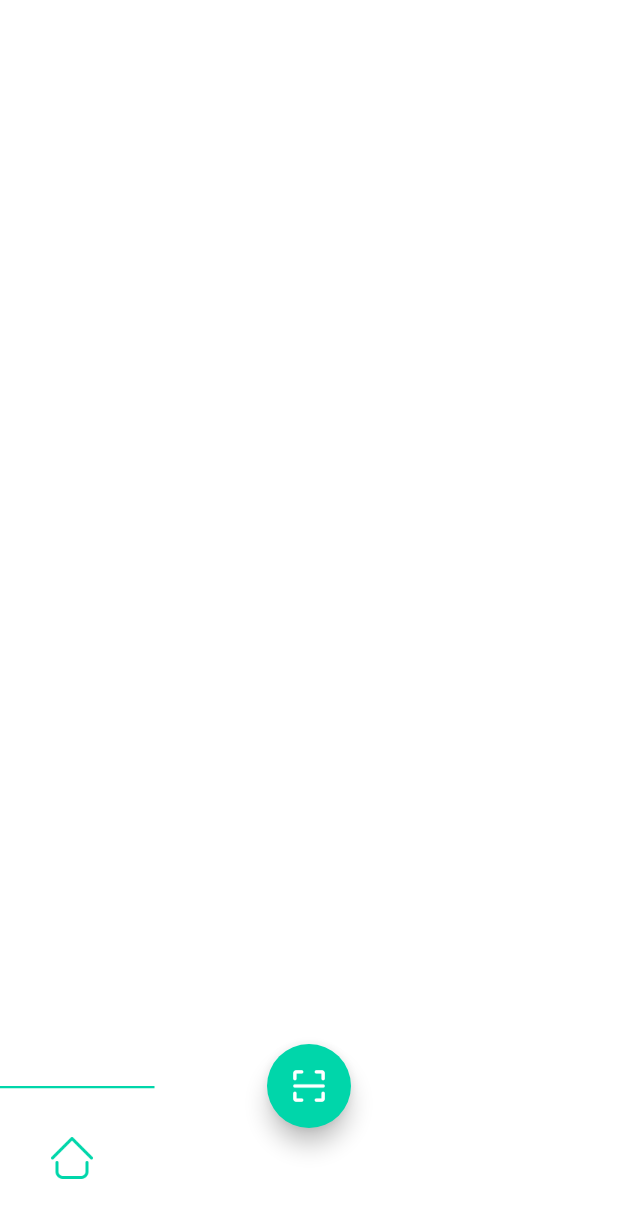
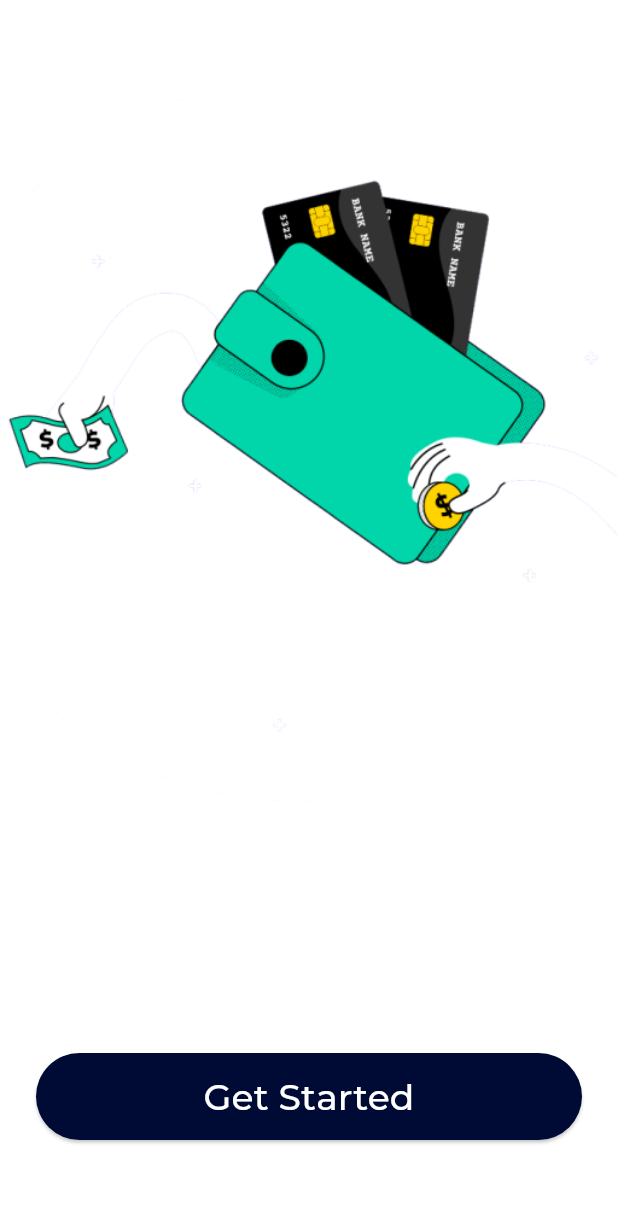
Before and after one commit to AbdElrahmanaymen/Budgetly, a Flutter app: the screen it shows after launch, on a phone screen of 412 x 824 dp. Shown: the top 1218 px of the screen. Run offline on Flutter 3.47's test engine with Material 3 defaults, Android fonts, the phone set to English and light mode, and no system bars; our stand-ins replace flutter_bloc, freezed_annotation, get_it, injectable; project files that could hold a hidden picture were left out.

Commit message:
Get Started Screen Implemented

```diff
--- a/lib/application/navbar/nav_bar_bloc.dart
+++ b/lib/application/navbar/nav_bar_bloc.dart
@@ -1,3 +1,7 @@
+import 'package:budgetly/presentation/accounts/accounts_screen.dart';
+import 'package:budgetly/presentation/calendar/calendar_screen.dart';
+import 'package:budgetly/presentation/home/home_screen.dart';
+import 'package:budgetly/presentation/settings/settings_screen.dart';
 import 'package:flutter_bloc/flutter_bloc.dart';
 import 'package:budgetly/infrastructure/models/navbar.dart';
 import 'package:flutter/widgets.dart';
--- a/lib/infrastructure/core/assets.dart
+++ b/lib/infrastructure/core/assets.dart
@@ -13,4 +13,6 @@ class Assets {
       'assets/images/icons/calendar_unactive.png';
   static const String calendarActive =
       'assets/images/icons/calendar_active.png';
+  static const String getStartedVector =
+      'assets/images/vectors/get_started.png';
 }
--- a/lib/infrastructure/style/colors.dart
+++ b/lib/infrastructure/style/colors.dart
@@ -1,3 +1,4 @@
 import 'dart:ui';
 
 Color lightGreenColor = const Color(0xFF00D6AA);
+Color darkBlueColor = const Color(0xFF000B35);
--- a/lib/infrastructure/style/theme.dart
+++ b/lib/infrastructure/style/theme.dart
@@ -11,6 +11,12 @@ ThemeData budgetlyThemeData() {
         fontSize: 48,
         color: Colors.white,
       ),
+      labelLarge: TextStyle(
+        fontFamily: 'Montserrat',
+        fontSize: 24,
+        color: Colors.white,
+        fontWeight: FontWeight.w500,
+      ),
     ),
   );
 }
--- a/lib/presentation/core/app_screen.dart
+++ b/lib/presentation/core/app_screen.dart
@@ -1,6 +1,6 @@
 import 'package:budgetly/application/navbar/nav_bar_bloc.dart';
 import 'package:budgetly/infrastructure/core/assets.dart';
-import 'package:budgetly/infrastructure/models/navbar.dart';
+
 import 'package:budgetly/infrastructure/style/colors.dart';
 import 'package:budgetly/presentation/widgets/navbar.dart';
 import 'package:flutter/material.dart';
@@ -11,8 +11,11 @@ class AppScreen extends StatelessWidget {
 
   @override
   Widget build(BuildContext context) {
+    return BlocBuilder<NavBarBloc, NavBarState>(
+      builder: (context, state) {
         return Scaffold(
-      floatingActionButtonLocation: FloatingActionButtonLocation.centerDocked,
+          floatingActionButtonLocation:
+              FloatingActionButtonLocation.centerDocked,
           floatingActionButton: MediaQuery.of(context).viewInsets.bottom == 0
               ? FloatingActionButton(
                   shape: const CircleBorder(),
@@ -25,18 +28,17 @@ class AppScreen extends StatelessWidget {
                   onPressed: () {},
                 )
               : null,
-      bottomNavigationBar: BlocBuilder<NavBarBloc, NavBarState>(
-        builder: (context, state) {
-          return budgetlyNavBar(
+          bottomNavigationBar: budgetlyNavBar(
             activeIndex: state.activeIndex,
             screenWidth: MediaQuery.of(context).size.width,
             items: state.items,
             onItemTapped: (item) {
               context.read<NavBarBloc>().add(SelectedIndexChanged(item.index));
             },
+          ),
+          body: state.screens[state.activeIndex],
         );
       },
-      ),
     );
   }
 }
--- a/lib/presentation/core/app_widget.dart
+++ b/lib/presentation/core/app_widget.dart
@@ -1,11 +1,15 @@
 import 'package:budgetly/infrastructure/style/theme.dart';
 import 'package:budgetly/presentation/core/app_screen.dart';
+import 'package:budgetly/presentation/core/get_started_screen.dart';
 import 'package:budgetly/presentation/core/splash_screen.dart';
+import 'package:budgetly/presentation/login/login_screen.dart';
 import 'package:flutter/material.dart';
 
 Map<String, WidgetBuilder> routes = {
   '/': (context) => const SplashScreen(),
-  '/app': (context) => const AppScreen()
+  '/App': (context) => const AppScreen(),
+  '/GetStarted': (context) => const GetStartedScreen(),
+  '/Login': (context) => const LoginScreen(),
 };
 
 class AppWidget extends StatelessWidget {
--- /dev/null
+++ b/lib/presentation/core/get_started_screen.dart
@@ -0,0 +1,46 @@
+import 'package:budgetly/infrastructure/core/assets.dart';
+import 'package:budgetly/infrastructure/style/colors.dart';
+
+import 'package:flutter/material.dart';
+
+class GetStartedScreen extends StatelessWidget {
+  const GetStartedScreen({super.key});
+
+  @override
+  Widget build(BuildContext context) {
+    return Scaffold(
+      body: Column(
+        mainAxisAlignment: MainAxisAlignment.center,
+        children: [
+          Image.asset(
+            Assets.getStartedVector,
+          ),
+          Padding(
+            padding: const EdgeInsets.all(24),
+            child: Text(
+              'Saving is Easy with Budgetly',
+              style: Theme.of(context).textTheme.headlineLarge!.copyWith(
+                    fontFamily: 'Montserrat',
+                    fontWeight: FontWeight.w800,
+                  ),
+            ),
+          ),
+          SizedBox(
+            width: MediaQuery.of(context).size.width - 48,
+            child: ElevatedButton(
+              style: ElevatedButton.styleFrom(
+                backgroundColor: darkBlueColor,
+                padding: const EdgeInsets.symmetric(vertical: 12),
+              ),
+              onPressed: () => Navigator.pushNamed(context, '/Login'),
+              child: Text(
+                'Get Started',
+                style: Theme.of(context).textTheme.labelLarge,
+              ),
+            ),
+          )
+        ],
+      ),
+    );
+  }
+}
--- a/lib/presentation/core/splash_screen.dart
+++ b/lib/presentation/core/splash_screen.dart
@@ -15,7 +15,7 @@ class _SplashScreenState extends State<SplashScreen> {
     super.initState();
     Timer(
       const Duration(seconds: 1),
-      () => Navigator.pushNamed(context, '/app'),
+      () => Navigator.pushNamed(context, '/GetStarted'),
     );
   }
 
```
Also changed, not shown: lib/application/navbar/nav_bar_state.dart (+6 -1 lines), lib/presentation/accounts/accounts_screen.dart (added, +10 -0 lines), lib/presentation/calendar/calendar_screen.dart (added, +10 -0 lines), lib/presentation/home/home_screen.dart (added, +10 -0 lines), lib/presentation/login/login_screen.dart (added, +10 -0 lines), lib/presentation/settings/settings_screen.dart (added, +10 -0 lines), pubspec.yaml (+8 -0 lines), assets/fonts/Montserrat-ExtraBold.ttf (added), assets/fonts/Montserrat-Medium.ttf (added), assets/fonts/Montserrat.ttf (added), assets/images/vectors/get_started.png (added). Lines whose indentation alone changed are shown as unchanged.
